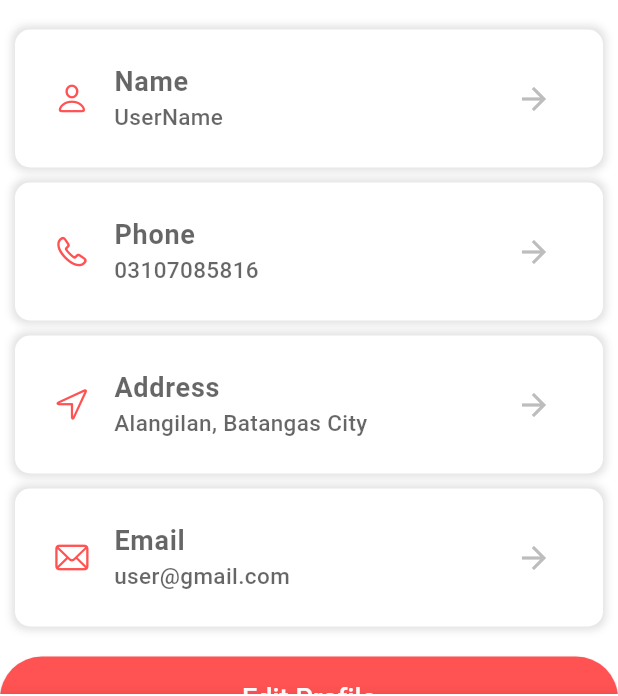
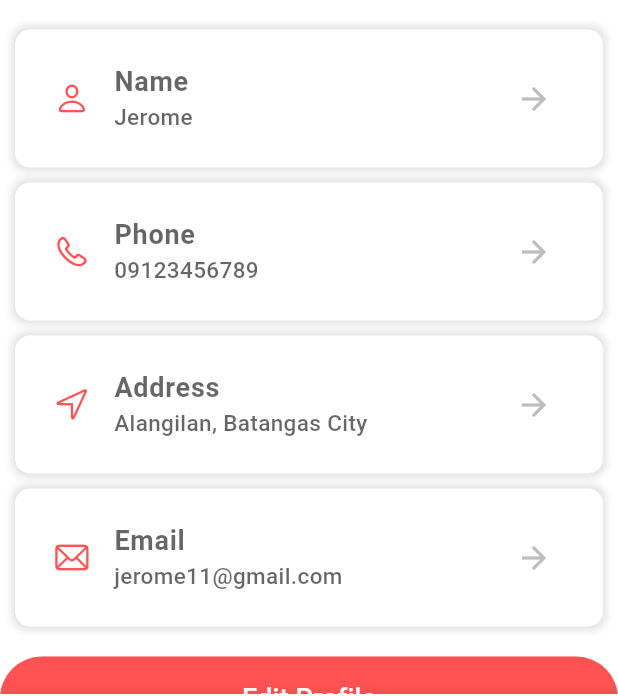
Before and after one commit to cyrlvldz/HASH, a Flutter app: the screen it shows after launch, item 4 of the bottom bar chosen, on a phone screen of 412 x 824 dp. Shown: the part 452-1148 px from the top of the screen. Run offline on Flutter 3.47's test engine with Material 3 defaults, Android fonts, the phone set to English and light mode, and no system bars; our stand-ins replace material_design_icons_flutter.

Commit message:
Update profile_screen.dart

```diff
--- a/lib/profile_screen.dart
+++ b/lib/profile_screen.dart
@@ -68,13 +68,13 @@ class ProfileScreen extends StatelessWidget {
                     ),
                   ),
                   SizedBox(height: 15),
-                  profileItem('Name', 'UserName', CupertinoIcons.person),
+                  profileItem('Name', 'Jerome', CupertinoIcons.person),
                   SizedBox(height: 10),
-                  profileItem('Phone', '03107085816', CupertinoIcons.phone),
+                  profileItem('Phone', '09123456789', CupertinoIcons.phone),
                   SizedBox(height: 10),
                   profileItem('Address', 'Alangilan, Batangas City', CupertinoIcons.location),
                   SizedBox(height: 10),
-                  profileItem('Email', 'user@gmail.com', CupertinoIcons.mail),
+                  profileItem('Email', 'jerome11@gmail.com', CupertinoIcons.mail),
                   SizedBox(height: 20),
                   SizedBox(
                     width: double.infinity,
```
